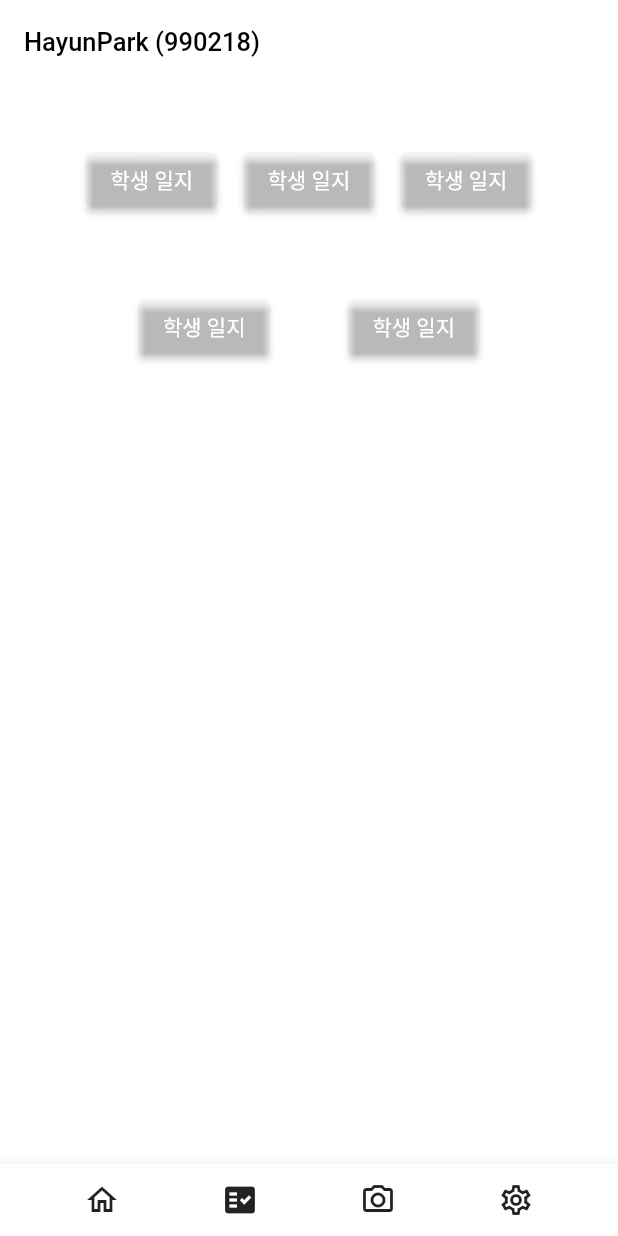
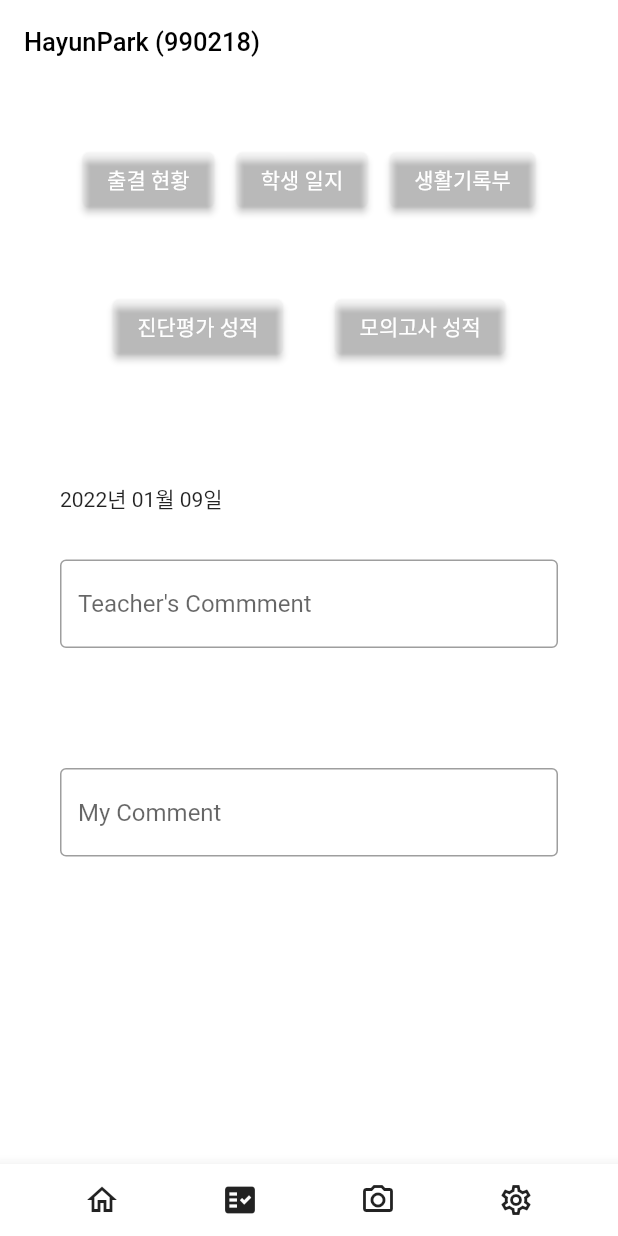
Before and after one commit to Hayun218/CRA, a Flutter app: the screen it shows after launch, swiped to page 2, on a phone screen of 412 x 824 dp. Run offline on Flutter 3.47's test engine with Material 2 defaults, Android fonts, the phone set to English and light mode, and no system bars; our stand-ins replace cloud_firestore, date_format, firebase_auth, firebase_core; missing offline and left inert: loading_animations; accounts and stored records are empty.

Commit message:
URL luncher complete

```diff
--- a/scoop/lib/student.dart
+++ b/scoop/lib/student.dart
@@ -1,11 +1,35 @@
+import 'package:cloud_firestore/cloud_firestore.dart';
+import 'package:loading_animations/loading_animations.dart';
+import 'package:firebase_auth/firebase_auth.dart';
 import 'package:flutter/material.dart';
+import 'package:url_launcher/url_launcher.dart';
+import 'package:date_format/date_format.dart';
 
 class StudentPage extends StatefulWidget {
   @override
   _StudentPageState createState() => _StudentPageState();
 }
 
+DateTime todayDate = DateTime.now();
+String givenDate = formatDate(todayDate, [yyyy, '년 ', mm, '월 ', dd, '일']);
+User user = FirebaseAuth.instance.currentUser!;
+
+Stream<DocumentSnapshot> student = FirebaseFirestore.instance
+    .collection('HILS')
+    .doc(
+        'OItT9gC2wKg1EPRbHlBtR3lBBes2') //FirebaseAuth.instance.currentUser!.uid
+    .snapshots();
+
+_launchURL(String url) async {
+  if (await canLaunch(url)) {
+    await launch(url);
+  } else {
+    throw 'Could not launch $url';
+  }
+}
+
 class _StudentPageState extends State<StudentPage> {
+  final TextEditingController _studentRecordURL = TextEditingController();
   @override
   Widget build(BuildContext context) {
     return Scaffold(
@@ -16,8 +40,18 @@ class _StudentPageState extends State<StudentPage> {
         backgroundColor: Colors.white,
         elevation: 0,
       ),
-      body: Container(
-        margin: EdgeInsets.all(40),
+      body: StreamBuilder<DocumentSnapshot>(
+          stream: student,
+          builder: (context, snapshot) {
+            if (snapshot.hasError) {
+              return Text('Error: ${snapshot.error}');
+            }
+            if (!snapshot.hasData) {
+              return LoadingFlipping.circle();
+            }
+
+            return Container(
+              margin: const EdgeInsets.all(40),
               child: Column(
                 crossAxisAlignment: CrossAxisAlignment.center,
                 mainAxisAlignment: MainAxisAlignment.start,
@@ -28,7 +62,7 @@ class _StudentPageState extends State<StudentPage> {
                     children: [
                       ElevatedButton(
                         onPressed: () => null,
-                  child: Text('학생 일지'),
+                        child: Text('출결 현황'),
                         style: ElevatedButton.styleFrom(
                           primary: Colors.transparent,
                         ),
@@ -41,8 +75,20 @@ class _StudentPageState extends State<StudentPage> {
                         ),
                       ),
                       ElevatedButton(
-                  onPressed: () => null,
-                  child: Text('학생 일지'),
+                        onPressed: () {
+                          if (snapshot.data!['status'] == 0) {
+                            _launchURL(snapshot.data!['생활기록부']);
+                          } else {
+                            TextField(
+                              controller: _studentRecordURL,
+                              decoration: const InputDecoration(
+                                border: OutlineInputBorder(),
+                                hintText: 'Enter URL',
+                              ),
+                            );
+                          }
+                        },
+                        child: const Text('생활기록부'),
                         style: ElevatedButton.styleFrom(
                           primary: Colors.transparent,
                         ),
@@ -56,23 +102,41 @@ class _StudentPageState extends State<StudentPage> {
                     children: [
                       ElevatedButton(
                         onPressed: () => null,
-                  child: Text('학생 일지'),
+                        child: Text('진단평가 성적'),
                         style: ElevatedButton.styleFrom(
                           primary: Colors.transparent,
                         ),
                       ),
                       ElevatedButton(
                         onPressed: () => null,
-                  child: Text('학생 일지'),
+                        child: Text('모의고사 성적'),
                         style: ElevatedButton.styleFrom(
                           primary: Colors.transparent,
                         ),
                       ),
                     ],
-            )
+                  ),
+                  const SizedBox(height: 80),
+                  Row(
+                    children: [
+                      Text(givenDate),
                     ],
                   ),
+                  const SizedBox(height: 30),
+                  TextField(
+                    decoration: const InputDecoration(
+                        border: OutlineInputBorder(),
+                        hintText: 'Teacher\'s Commment'),
                   ),
+                  const SizedBox(height: 80),
+                  TextField(
+                    decoration: const InputDecoration(
+                        border: OutlineInputBorder(), hintText: 'My Comment'),
+                  ),
+                ],
+              ),
+            );
+          }),
     );
   }
 }
--- a/scoop/pubspec.yaml
+++ b/scoop/pubspec.yaml
@@ -39,6 +39,11 @@ dependencies:
   firebase_core: ^1.10.6
   cloud_firestore: ^3.1.5
   flutter_signin_button: ^2.0.0
+  firebase: ^9.0.2
+  loading_animations: ^2.2.0
+  html: ^0.15.0
+  url_launcher: ^6.0.17
+  date_format: ^2.0.5
 
 dev_dependencies:
   flutter_test:
```
Also changed, not shown: scoop/lib/grade.dart (added), scoop/pubspec.lock, 3 other files. Lines whose indentation alone changed are shown as unchanged.
